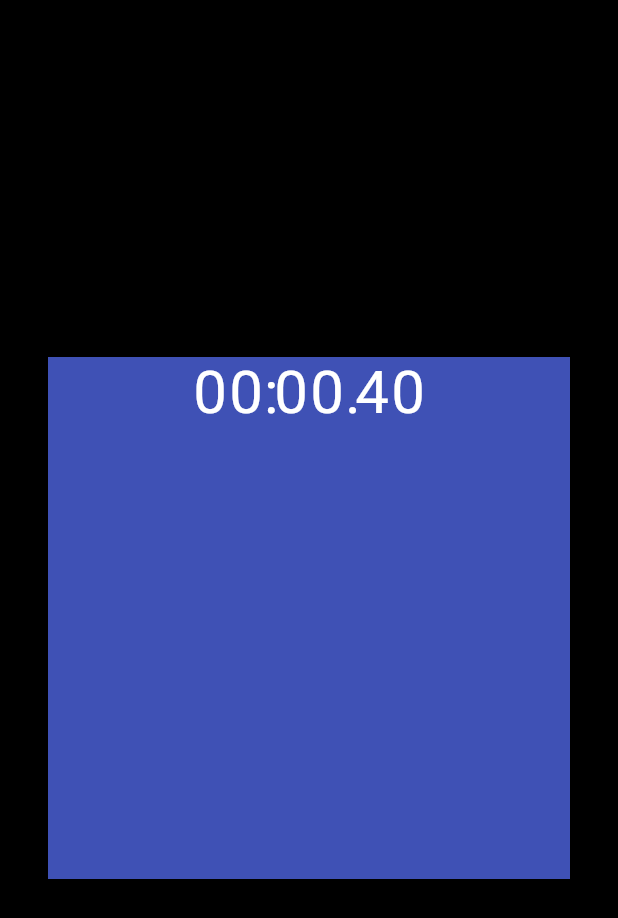
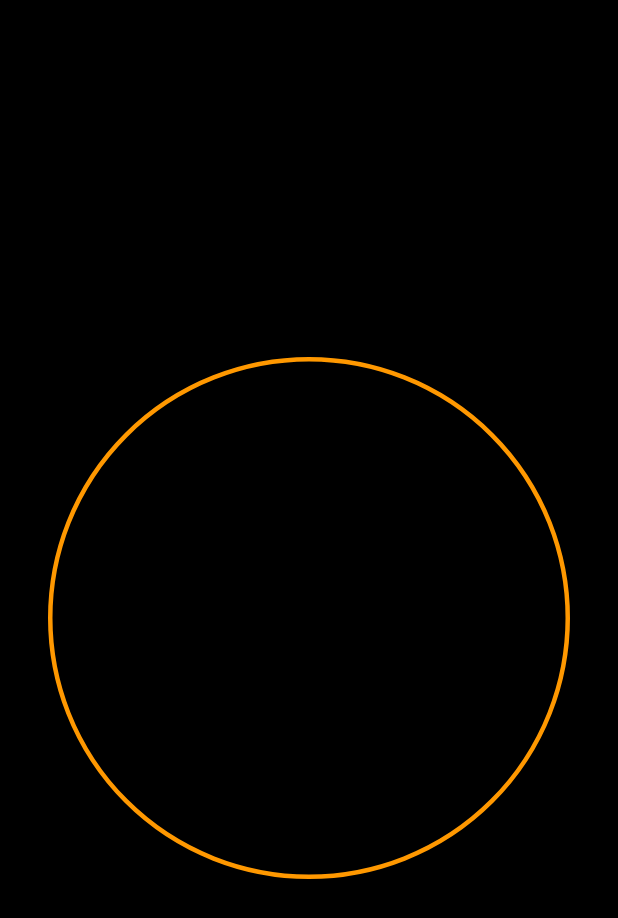
Before and after one commit to ditateum/stopwatch_flutter, a Flutter app: the first screen one second after launch, on a phone screen of 412 x 824 dp. Shown: the top 918 px of the screen. Run offline on Flutter 3.47's test engine with Material 2 defaults, Android fonts, the phone set to English and light mode, and no system bars.

Commit message:
getting the circle radius from LayoutBuilder

```diff
--- a/lib/ui/stopwatch.dart
+++ b/lib/ui/stopwatch.dart
@@ -33,6 +33,12 @@ class _StopwatchState extends State<Stopwatch>
 
   @override
   Widget build(BuildContext context) {
-    return StopwatchRenderer(elapsed: _elapsed);
+    return LayoutBuilder(builder: (context, constraints) {
+      final radius = constraints.maxWidth / 2;
+      return StopwatchRenderer(
+        elapsed: _elapsed,
+        radius: radius,
+      );
+    });
   }
 }
--- a/lib/ui/stopwatch_renderer.dart
+++ b/lib/ui/stopwatch_renderer.dart
@@ -1,23 +1,31 @@
 import 'package:flutter/material.dart';
-import 'package:stopwatch_flutter/ui/elapsed_time_text.dart';
 
 class StopwatchRenderer extends StatelessWidget {
   const StopwatchRenderer({
     super.key,
     required this.elapsed,
+    required this.radius,
   });
   final Duration elapsed;
+  final double radius;
 
   @override
   Widget build(BuildContext context) {
     return Stack(
       children: [
         Container(
-          color: Colors.indigo,
+          decoration: BoxDecoration(
+            border: Border.all(
+              width: 3.0,
+              color: Colors.orange,
+            ),
+            borderRadius: BorderRadius.circular(radius),
+          ),
         ),
-        ElapsedTimeText(
-          elapsed: elapsed,
-        ),
+
+        // ElapsedTimeText(
+        //   elapsed: elapsed,
+        // ),
       ],
     );
   }
```
